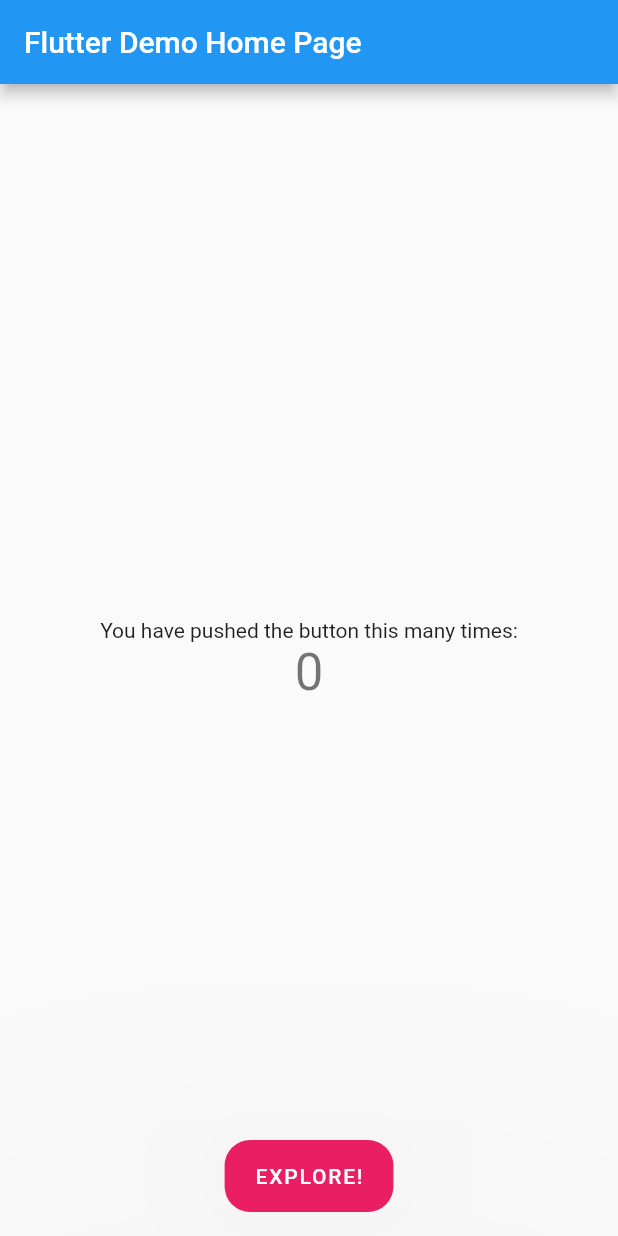
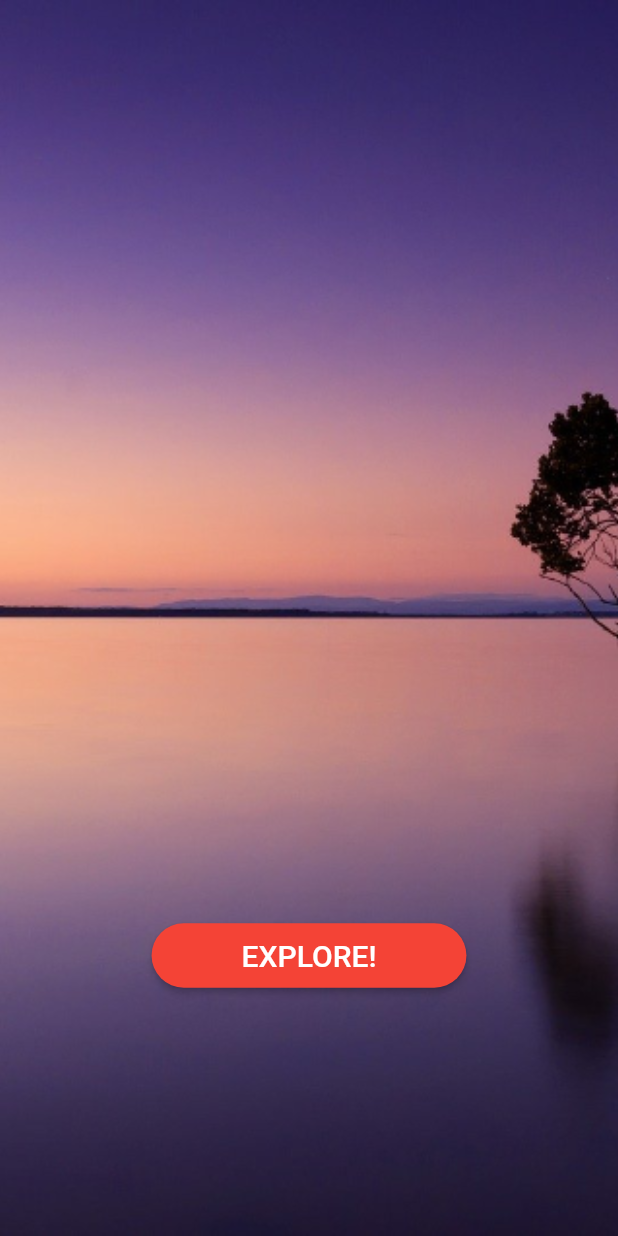
Before and after one commit to mehul-da/Charitea, a Flutter app: the screen it shows after launch, on a phone screen of 412 x 824 dp. Run offline on Flutter 3.47's test engine with Material 2 defaults, Android fonts, the phone set to English and light mode, and no system bars.

Commit message:
Placed background image.

```diff
--- a/lib/main.dart
+++ b/lib/main.dart
@@ -59,58 +59,29 @@ class _MyHomePageState extends State<MyHomePage> {
 
   @override
   Widget build(BuildContext context) {
-    // This method is rerun every time setState is called, for instance as done
-    // by the _incrementCounter method above.
-    //
-    // The Flutter framework has been optimized to make rerunning build methods
-    // fast, so that you can just rebuild anything that needs updating rather
-    // than having to individually change instances of widgets.
     return Scaffold(
-      appBar: AppBar(
-        // Here we take the value from the MyHomePage object that was created by
-        // the App.build method, and use it to set our appbar title.
-        title: Text(widget.title),
+      body: DecoratedBox(
+        position: DecorationPosition.background,
+        decoration: BoxDecoration(
+          image: DecorationImage(
+              image: AssetImage('images/background.png'), fit: BoxFit.cover),
         ),
-      body: Center(
-        // Center is a layout widget. It takes a single child and positions it
-        // in the middle of the parent.
+        child: Center(
           child: Column(
-          // Column is also a layout widget. It takes a list of children and
-          // arranges them vertically. By default, it sizes itself to fit its
-          // children horizontally, and tries to be as tall as its parent.
-          //
-          // Invoke "debug painting" (press "p" in the console, choose the
-          // "Toggle Debug Paint" action from the Flutter Inspector in Android
-          // Studio, or the "Toggle Debug Paint" command in Visual Studio Code)
-          // to see the wireframe for each widget.
-          //
-          // Column has various properties to control how it sizes itself and
-          // how it positions its children. Here we use mainAxisAlignment to
-          // center the children vertically; the main axis here is the vertical
-          // axis because Columns are vertical (the cross axis would be
-          // horizontal).
             mainAxisAlignment: MainAxisAlignment.center,
             children: <Widget>[
-            Text(
-              'You have pushed the button this many times:',
-            ),
-            Text(
-              '$_counter',
-              style: Theme.of(context).textTheme.display1,
-            ),
+              Padding(padding: const EdgeInsets.only(top: 450), child: RaisedButton(
+                shape: RoundedRectangleBorder(borderRadius: BorderRadius.circular(22)),
+                padding: const EdgeInsets.only(left: 60, right: 60, top: 10, bottom: 10),
+                onPressed: _incrementCounter,
+                color: Colors.red,
+                textColor: Colors.white,
+                child: Text("EXPLORE!", style: TextStyle(fontSize: 20),),
+              ))
             ],
           ),
         ),
-      floatingActionButton: FloatingActionButton.extended(
-        elevation: 250,
-        onPressed: _incrementCounter,
-        tooltip: 'Increment',
-        backgroundColor: Colors.pink,
-        shape: RoundedRectangleBorder(
-            borderRadius: BorderRadius.all(Radius.circular(17.0))),
-        label: Text("EXPLORE!"),
       ),
-      floatingActionButtonLocation: FloatingActionButtonLocation.centerFloat,
     );
   }
 }
--- a/pubspec.yaml
+++ b/pubspec.yaml
@@ -41,8 +41,8 @@ flutter:
   uses-material-design: true
 
   # To add assets to your application, add an assets section, like this:
-  # assets:
-  #  - images/a_dot_burr.jpeg
+  assets:
+   - images/background.png
   #  - images/a_dot_ham.jpeg
 
   # An image asset can refer to one or more resolution-specific "variants", see
```
Also changed, not shown: images/background.png (added). Lines whose indentation alone changed are shown as unchanged.
